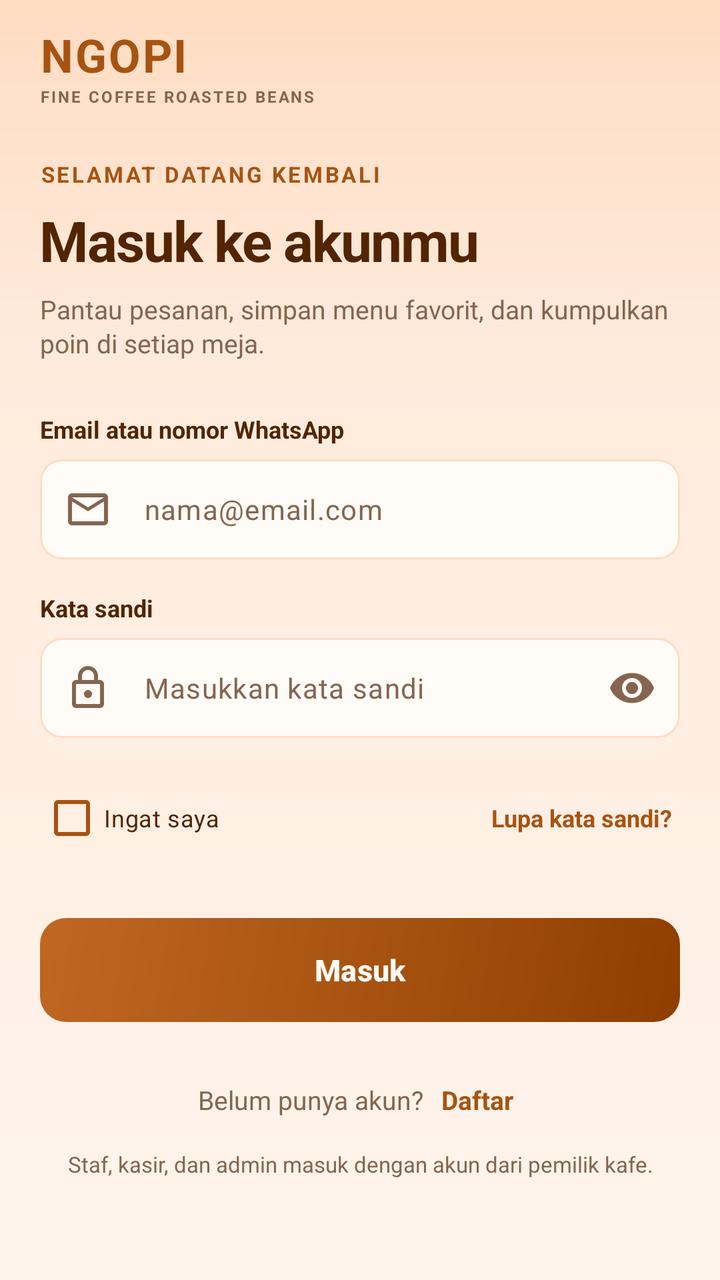
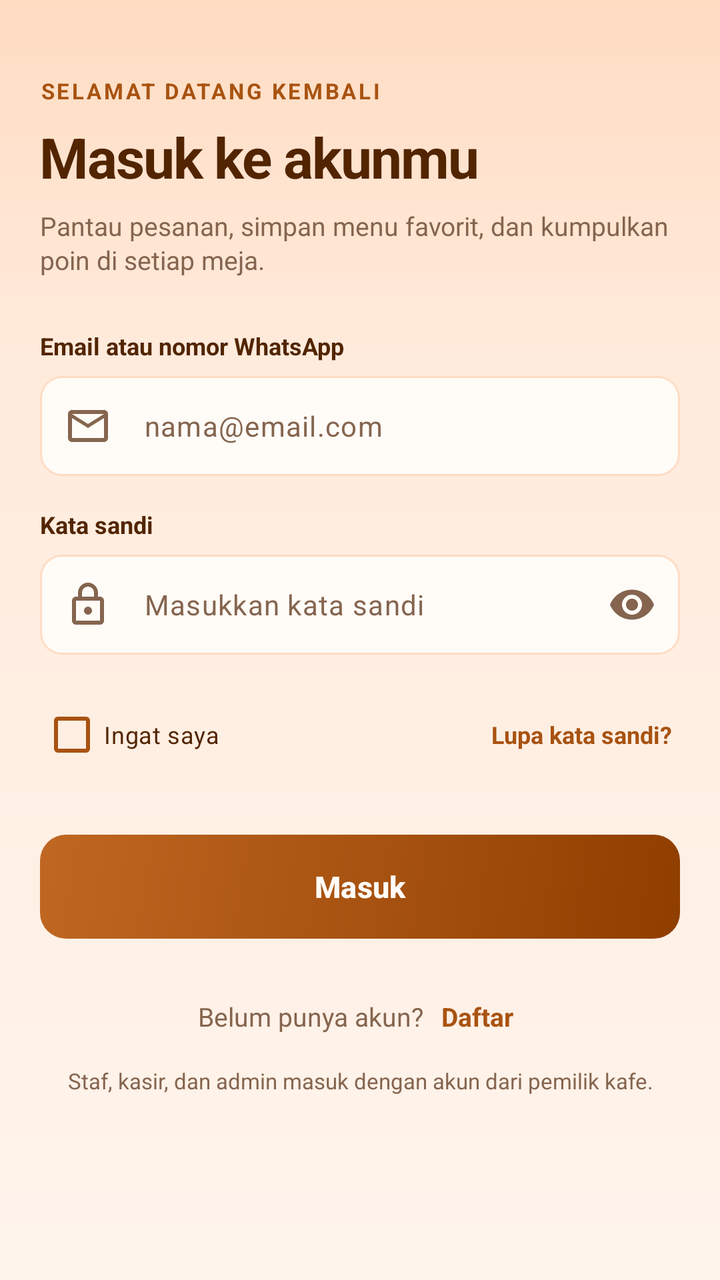

Compare the two renders of this Android layout. The source of the first and the diff that turns it into the second are given below.
<!-- AndroidManifest.xml: application theme Theme.KopiInggil -->
<!-- res/layout/activity_login.xml -->
<?xml version="1.0" encoding="utf-8"?>
<LinearLayout xmlns:android="http://schemas.android.com/apk/res/android"
    xmlns:app="http://schemas.android.com/apk/res-auto"
    xmlns:tools="http://schemas.android.com/tools"
    android:id="@+id/main"
    android:layout_width="match_parent"
    android:layout_height="match_parent"
    android:background="@drawable/bg_screen"
    android:orientation="vertical"
    tools:context=".LoginActivity">

    <ScrollView
        android:layout_width="match_parent"
        android:layout_height="match_parent"
        android:fillViewport="true">

        <LinearLayout
            android:layout_width="match_parent"
            android:layout_height="wrap_content"
            android:orientation="vertical"
            android:paddingStart="20dp"
            android:paddingTop="12dp"
            android:paddingEnd="20dp"
            android:paddingBottom="28dp">

            <LinearLayout
                android:layout_width="wrap_content"
                android:layout_height="wrap_content"
                android:orientation="vertical">

                <TextView
                    android:layout_width="wrap_content"
                    android:layout_height="wrap_content"
                    android:letterSpacing="0.04"
                    android:text="@string/brand_name"
                    android:textColor="@color/ngopi_primary"
                    android:textSize="23sp"
                    android:textStyle="bold" />

                <TextView
                    android:layout_width="wrap_content"
                    android:layout_height="wrap_content"
                    android:letterSpacing="0.12"
                    android:text="@string/brand_tagline"
                    android:textColor="@color/ngopi_muted"
                    android:textSize="8sp"
                    android:textStyle="bold" />
            </LinearLayout>

            <TextView
                android:layout_width="wrap_content"
                android:layout_height="wrap_content"
                android:layout_marginTop="26dp"
                android:letterSpacing="0.11"
                android:text="@string/login_eyebrow"
                android:textColor="@color/ngopi_primary"
                android:textSize="11sp"
                android:textStyle="bold" />

            <TextView
                android:layout_width="match_parent"
                android:layout_height="wrap_content"
                android:layout_marginTop="7dp"
                android:letterSpacing="-0.025"
                android:text="@string/login_title"
                android:textColor="@color/ngopi_ink"
                android:textSize="28sp"
                android:textStyle="bold" />

            <TextView
                android:layout_width="match_parent"
                android:layout_height="wrap_content"
                android:layout_marginTop="7dp"
                android:lineSpacingMultiplier="1.1"
                android:text="@string/login_subtitle"
                android:textColor="@color/ngopi_muted"
                android:textSize="13sp" />

            <TextView
                android:layout_width="wrap_content"
                android:layout_height="wrap_content"
                android:layout_marginTop="26dp"
                android:text="@string/login_identifier_label"
                android:textColor="@color/ngopi_ink"
                android:textSize="12sp"
                android:textStyle="bold" />

            <com.google.android.material.textfield.TextInputLayout
                android:id="@+id/tilIdentifier"
                style="@style/Widget.Ngopi.TextInput"
                android:layout_width="match_parent"
                android:layout_height="wrap_content"
                android:layout_marginTop="7dp"
                app:startIconDrawable="@drawable/ic_mail">

                <com.google.android.material.textfield.TextInputEditText
                    android:id="@+id/etIdentifier"
                    android:layout_width="match_parent"
                    android:layout_height="50dp"
                    android:hint="@string/login_identifier_hint"
                    android:imeOptions="actionNext"
                    android:inputType="textEmailAddress"
                    android:maxLines="1"
                    android:paddingTop="0dp"
                    android:paddingBottom="0dp"
                    android:textColor="@color/ngopi_ink"
                    android:textColorHint="@color/ngopi_muted"
                    android:textSize="14sp" />
            </com.google.android.material.textfield.TextInputLayout>

            <TextView
                android:layout_width="wrap_content"
                android:layout_height="wrap_content"
                android:layout_marginTop="16dp"
                android:text="@string/password_label"
                android:textColor="@color/ngopi_ink"
                android:textSize="12sp"
                android:textStyle="bold" />

            <com.google.android.material.textfield.TextInputLayout
                android:id="@+id/tilPassword"
                style="@style/Widget.Ngopi.TextInput"
                android:layout_width="match_parent"
                android:layout_height="wrap_content"
                android:layout_marginTop="7dp"
                app:endIconMode="password_toggle"
                app:startIconDrawable="@drawable/ic_lock">

                <com.google.android.material.textfield.TextInputEditText
                    android:id="@+id/etPassword"
                    android:layout_width="match_parent"
                    android:layout_height="50dp"
                    android:hint="@string/login_password_hint"
                    android:imeOptions="actionDone"
                    android:inputType="textPassword"
                    android:maxLines="1"
                    android:paddingTop="0dp"
                    android:paddingBottom="0dp"
                    android:textColor="@color/ngopi_ink"
                    android:textColorHint="@color/ngopi_muted"
                    android:textSize="14sp" />
            </com.google.android.material.textfield.TextInputLayout>

            <LinearLayout
                android:layout_width="match_parent"
                android:layout_height="wrap_content"
                android:layout_marginTop="16dp"
                android:gravity="center_vertical"
                android:orientation="horizontal">

                <com.google.android.material.checkbox.MaterialCheckBox
                    android:id="@+id/cbRemember"
                    android:layout_width="0dp"
                    android:layout_height="wrap_content"
                    android:layout_weight="1"
                    android:text="@string/login_remember"
                    android:textColor="@color/ngopi_ink"
                    android:textSize="12sp"
                    app:buttonTint="@color/ngopi_primary" />

                <TextView
                    android:id="@+id/tvForgot"
                    android:layout_width="wrap_content"
                    android:layout_height="wrap_content"
                    android:padding="4dp"
                    android:text="@string/login_forgot"
                    android:textColor="@color/ngopi_primary"
                    android:textSize="12sp"
                    android:textStyle="bold" />
            </LinearLayout>

            <com.google.android.material.button.MaterialButton
                android:id="@+id/btnLogin"
                android:layout_width="match_parent"
                android:layout_height="52dp"
                android:layout_marginTop="26dp"
                android:insetTop="0dp"
                android:insetBottom="0dp"
                android:text="@string/login_button"
                android:textAllCaps="false"
                android:textColor="@color/ngopi_surface"
                android:textSize="15sp"
                android:textStyle="bold"
                android:background="@drawable/bg_button_primary"
                app:backgroundTint="@null"
                app:cornerRadius="13dp" />

            <LinearLayout
                android:layout_width="match_parent"
                android:layout_height="wrap_content"
                android:layout_marginTop="26dp"
                android:gravity="center"
                android:orientation="horizontal">

                <TextView
                    android:layout_width="wrap_content"
                    android:layout_height="wrap_content"
                    android:text="@string/login_no_account"
                    android:textColor="@color/ngopi_muted"
                    android:textSize="13sp" />

                <TextView
                    android:id="@+id/tvRegister"
                    android:layout_width="wrap_content"
                    android:layout_height="wrap_content"
                    android:layout_marginStart="5dp"
                    android:padding="4dp"
                    android:text="@string/login_register"
                    android:textColor="@color/ngopi_primary"
                    android:textSize="13sp"
                    android:textStyle="bold" />
            </LinearLayout>

            <TextView
                android:layout_width="match_parent"
                android:layout_height="wrap_content"
                android:layout_marginTop="12dp"
                android:gravity="center"
                android:lineSpacingMultiplier="1.1"
                android:text="@string/login_staff_note"
                android:textColor="@color/ngopi_muted"
                android:textSize="11sp" />
        </LinearLayout>
    </ScrollView>
</LinearLayout>
<!-- resources referenced by this layout -->
<resources>
  <color name="ngopi_ink">#522500</color>
  <color name="ngopi_muted">#85654F</color>
  <color name="ngopi_primary">#A85311</color>
  <color name="ngopi_surface">#FFFBF7</color>
  <!-- drawable bg_button_primary (drawable) -->
  <?xml version="1.0" encoding="utf-8"?>
  <ripple xmlns:android="http://schemas.android.com/apk/res/android" android:color="#33FFFFFF">
      <item>
          <shape android:shape="rectangle">
              <gradient
                  android:angle="315"
                  android:centerColor="@color/ngopi_primary"
                  android:endColor="@color/ngopi_primary_dark"
                  android:startColor="@color/ngopi_primary_light" />
              <corners android:radius="13dp" />
          </shape>
      </item>
  </ripple>
  <!-- drawable bg_screen (drawable) -->
  <?xml version="1.0" encoding="utf-8"?>
  <shape xmlns:android="http://schemas.android.com/apk/res/android" android:shape="rectangle">
      <gradient
          android:angle="270"
          android:centerColor="@color/ngopi_background_mid"
          android:centerY="0.28"
          android:endColor="@color/ngopi_background"
          android:startColor="@color/ngopi_background_top" />
  </shape>
  <!-- drawable ic_lock (drawable) -->
  <vector xmlns:android="http://schemas.android.com/apk/res/android"
      android:width="24dp"
      android:height="24dp"
      android:viewportWidth="24"
      android:viewportHeight="24">
      <path
          android:fillColor="@android:color/white"
          android:pathData="M18,8h-1V6c0,-2.76 -2.24,-5 -5,-5S7,3.24 7,6v2H6c-1.1,0 -2,0.9 -2,2v10c0,1.1 0.9,2 2,2h12c1.1,0 2,-0.9 2,-2V10C20,8.9 19.1,8 18,8zM9,6c0,-1.66 1.34,-3 3,-3s3,1.34 3,3v2H9V6zM18,20H6V10h12V20zM12,17c1.1,0 2,-0.9 2,-2s-0.9,-2 -2,-2 -2,0.9 -2,2S10.9,17 12,17z" />
  </vector>
  <!-- drawable ic_mail (drawable) -->
  <vector xmlns:android="http://schemas.android.com/apk/res/android"
      android:width="24dp"
      android:height="24dp"
      android:viewportWidth="24"
      android:viewportHeight="24">
      <path
          android:fillColor="@android:color/white"
          android:pathData="M20,4H4C2.9,4 2,4.9 2,6v12c0,1.1 0.9,2 2,2h16c1.1,0 2,-0.9 2,-2V6C22,4.9 21.1,4 20,4zM20,18H4V8l8,5 8,-5V18zM12,11L4,6h16L12,11z" />
  </vector>
  <string name="brand_name">NGOPI</string>
  <string name="brand_tagline">FINE COFFEE ROASTED BEANS</string>
  <string name="login_button">Masuk</string>
  <string name="login_eyebrow">SELAMAT DATANG KEMBALI</string>
  <string name="login_forgot">Lupa kata sandi?</string>
  <string name="login_identifier_hint">nama@email.com</string>
  <string name="login_identifier_label">Email atau nomor WhatsApp</string>
  <string name="login_no_account">Belum punya akun?</string>
  <string name="login_password_hint">Masukkan kata sandi</string>
  <string name="login_register">Daftar</string>
  <string name="login_remember">Ingat saya</string>
  <string name="login_staff_note">Staf, kasir, dan admin masuk dengan akun dari pemilik kafe.</string>
  <string name="login_subtitle">Pantau pesanan, simpan menu favorit, dan kumpulkan poin di setiap meja.</string>
  <string name="login_title">Masuk ke akunmu</string>
  <string name="password_label">Kata sandi</string>
  <style name="Theme.KopiInggil" parent="Base.Theme.KopiInggil" />
  <color name="ngopi_primary_dark">#8F3E00</color>
  <color name="ngopi_primary_light">#C06722</color>
  <color name="ngopi_background_mid">#FFEBDC</color>
  <color name="ngopi_background">#FFF4EC</color>
  <color name="ngopi_background_top">#FFDCC2</color>
  <style name="Base.Theme.KopiInggil" parent="Theme.Material3.DayNight.NoActionBar">
          
          
      </style>
  <!-- unchanged entries left out for length: 1 -->
</resources>

<!-- the commit's change to res/layout/activity_login.xml (unified diff, before → after) -->
@@ -22,30 +22,6 @@
             android:paddingTop="12dp"
             android:paddingEnd="20dp"
             android:paddingBottom="28dp">
-
-            <LinearLayout
-                android:layout_width="wrap_content"
-                android:layout_height="wrap_content"
-                android:orientation="vertical">
-
-                <TextView
-                    android:layout_width="wrap_content"
-                    android:layout_height="wrap_content"
-                    android:letterSpacing="0.04"
-                    android:text="@string/brand_name"
-                    android:textColor="@color/ngopi_primary"
-                    android:textSize="23sp"
-                    android:textStyle="bold" />
-
-                <TextView
-                    android:layout_width="wrap_content"
-                    android:layout_height="wrap_content"
-                    android:letterSpacing="0.12"
-                    android:text="@string/brand_tagline"
-                    android:textColor="@color/ngopi_muted"
-                    android:textSize="8sp"
-                    android:textStyle="bold" />
-            </LinearLayout>
 
             <TextView
                 android:layout_width="wrap_content"
<!-- resource entries referenced after the edit -->
@@ -48,8 +48,6 @@
           android:fillColor="@android:color/white"
           android:pathData="M20,4H4C2.9,4 2,4.9 2,6v12c0,1.1 0.9,2 2,2h16c1.1,0 2,-0.9 2,-2V6C22,4.9 21.1,4 20,4zM20,18H4V8l8,5 8,-5V18zM12,11L4,6h16L12,11z" />
   </vector>
-  <string name="brand_name">NGOPI</string>
-  <string name="brand_tagline">FINE COFFEE ROASTED BEANS</string>
   <string name="login_button">Masuk</string>
   <string name="login_eyebrow">SELAMAT DATANG KEMBALI</string>
   <string name="login_forgot">Lupa kata sandi?</string>
